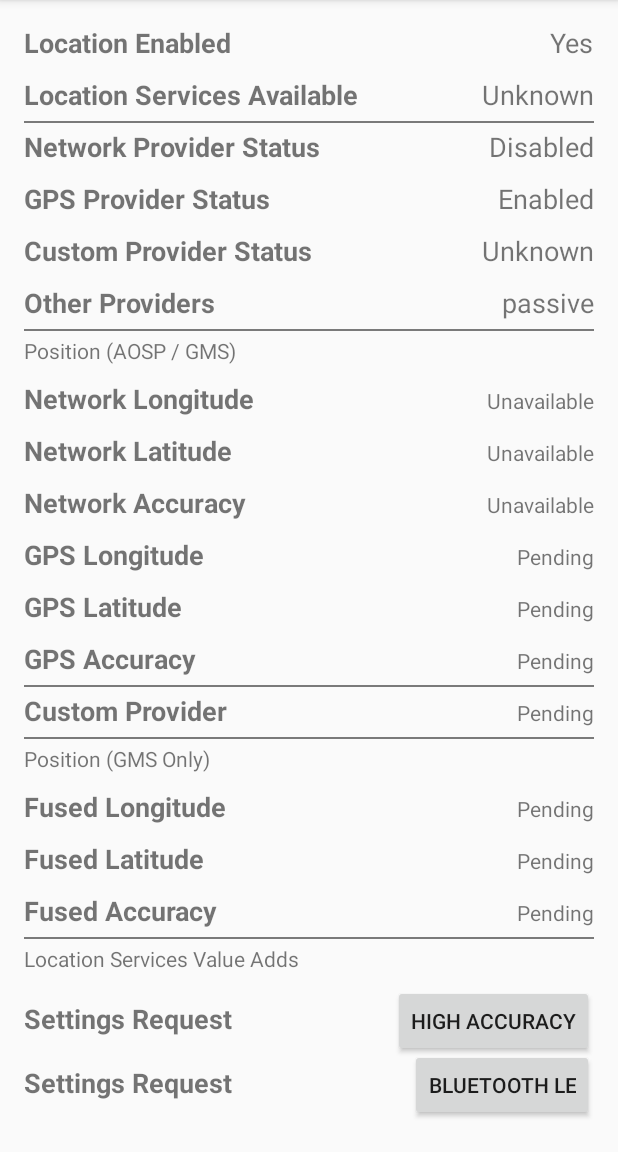
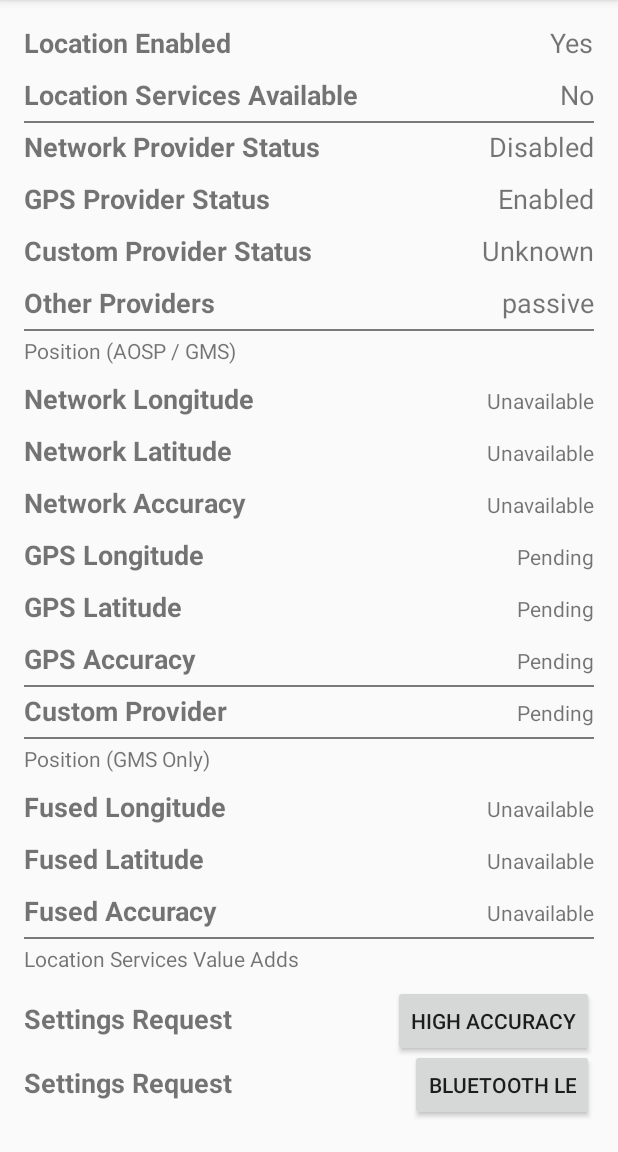
Before and after one commit to darryncampbell/Location-API-Exerciser, an Android app: the screen it shows after launch (MainActivity), after a tap on "HIGH ACCURACY", on a phone screen of 412 x 824 dp, the part 84-1236 px from its top. Run offline under Robolectric (Android 15) with nearby library versions, the phone set to English and light mode, and no system bars.

Commit message:
Some code tidying and verified on Non-GMS emulator

```diff
--- a/app/src/main/java/com/darryncampbell/locationapiexerciser/LocationManagerWrapper.java
+++ b/app/src/main/java/com/darryncampbell/locationapiexerciser/LocationManagerWrapper.java
@@ -25,6 +25,9 @@ import java.util.List;
 public class LocationManagerWrapper {
 
     public static final String TAG = "LOCATION API EXERCISER";
+    static final long TEN_SECONDS = 1000 * 10;
+    static final long TIME_BETWEEN_GPS_UPDATES = TEN_SECONDS;
+    static final long TIME_BETWEEN_NETWORK_UPDATES = TEN_SECONDS;
 
     Location gpsLocationAosp;
     Location networkLocationAosp;
@@ -36,6 +39,7 @@ public class LocationManagerWrapper {
     LocationUI ui;
     LocationListener gpsListener;
     LocationListener networkListener;
+    Boolean mStarted;
 
     public LocationManagerWrapper(LocationUI ui, Context context, String customProviderName) {
         this.ui = ui;
@@ -44,6 +48,7 @@ public class LocationManagerWrapper {
         this.customProviderName = customProviderName;
         gpsListener = null;
         networkListener = null;
+        mStarted = false;
     }
 
     public void populateUiStatus() {
@@ -130,6 +135,7 @@ public class LocationManagerWrapper {
     }
 
     public void stopAospLocation() {
+        mStarted = false;
         if (gpsListener != null) {
             if (ActivityCompat.checkSelfPermission(context, Manifest.permission.ACCESS_FINE_LOCATION) != PackageManager.PERMISSION_GRANTED && ActivityCompat.checkSelfPermission(context, Manifest.permission.ACCESS_COARSE_LOCATION) != PackageManager.PERMISSION_GRANTED) {
                 locationManager.removeUpdates(gpsListener);
@@ -155,12 +161,15 @@ public class LocationManagerWrapper {
         final TextView txtNetworkProviderStatus = (TextView) ((Activity) context).findViewById(R.id.txtNetworkProviderStatus);
         final TextView txtGPSAddress = (TextView) ((Activity) context).findViewById(R.id.txtGPSAddress);
         final TextView txtNetworkAddress = (TextView) ((Activity) context).findViewById(R.id.txtNetworkAddress);
+        if (mStarted)
+            return;
+        mStarted = true;
 
         gpsListener = new LocationListener() {
             @Override
             public void onLocationChanged(Location location) {
                 gpsLocationAosp = location;
-                ui.UpdateUIWithLocation(txtGpsLatitude, txtGpsLongitude, txtGpsAccuracy, gpsLocationAosp);
+                ui.UpdateUIWithLocation(txtGpsLatitude, txtGpsLongitude, txtGpsAccuracy, txtGPSAddress, gpsLocationAosp);
                 Log.i(TAG, "Received Location from GPS: " + location.toString());
             }
 
@@ -202,7 +211,7 @@ public class LocationManagerWrapper {
             @Override
             public void onLocationChanged(Location location) {
                 networkLocationAosp = location;
-                ui.UpdateUIWithLocation(txtNetworkLatitude, txtNetworkLongitude, txtNetworkAccuracy, networkLocationAosp);
+                ui.UpdateUIWithLocation(txtNetworkLatitude, txtNetworkLongitude, txtNetworkAccuracy, txtNetworkAddress, networkLocationAosp);
                 Log.i(TAG, "Received Location from Network: " + location.toString());
             }
 
@@ -242,28 +251,28 @@ public class LocationManagerWrapper {
             if (ActivityCompat.checkSelfPermission(context, Manifest.permission.ACCESS_FINE_LOCATION) != PackageManager.PERMISSION_GRANTED && ActivityCompat.checkSelfPermission(context, Manifest.permission.ACCESS_COARSE_LOCATION) != PackageManager.PERMISSION_GRANTED) {
                 //  Just to get rid of Eclipse warnings
             }
-            locationManager.requestLocationUpdates(LocationManager.GPS_PROVIDER, 0, 0, gpsListener);
+            locationManager.requestLocationUpdates(LocationManager.GPS_PROVIDER, TIME_BETWEEN_GPS_UPDATES, 0, gpsListener);
             Location lastGpsPosition = locationManager.getLastKnownLocation(LocationManager.GPS_PROVIDER);
             if (lastGpsPosition != null)
             {
                 gpsLocationAosp = lastGpsPosition;
-                ui.UpdateUIWithLocation(txtGpsLatitude, txtGpsLongitude, txtGpsAccuracy, gpsLocationAosp);
+                ui.UpdateUIWithLocation(txtGpsLatitude, txtGpsLongitude, txtGpsAccuracy, txtGPSAddress, gpsLocationAosp);
             }
         }
         else
-            ui.UpdateUIWithLocation(txtGpsLatitude, txtGpsLongitude, txtGpsAccuracy, null);
+            ui.UpdateUIWithLocation(txtGpsLatitude, txtGpsLongitude, txtGpsAccuracy, txtGPSAddress, null);
 
         if (locationManager.isProviderEnabled(LocationManager.NETWORK_PROVIDER))
         {
-            locationManager.requestLocationUpdates(LocationManager.NETWORK_PROVIDER, 0, 0, networkListener);
+            locationManager.requestLocationUpdates(LocationManager.NETWORK_PROVIDER, TIME_BETWEEN_NETWORK_UPDATES, 0, networkListener);
             Location lastNetworkPosition = locationManager.getLastKnownLocation(LocationManager.NETWORK_PROVIDER);
             if (lastNetworkPosition != null)
             {
                 networkLocationAosp = lastNetworkPosition;
-                ui.UpdateUIWithLocation(txtNetworkLatitude, txtNetworkLongitude, txtNetworkAccuracy, networkLocationAosp);
+                ui.UpdateUIWithLocation(txtNetworkLatitude, txtNetworkLongitude, txtNetworkAccuracy, txtNetworkAddress, networkLocationAosp);
             }
         }
         else
-            ui.UpdateUIWithLocation(txtNetworkLatitude, txtNetworkLongitude, txtNetworkAccuracy, null);
+            ui.UpdateUIWithLocation(txtNetworkLatitude, txtNetworkLongitude, txtNetworkAccuracy, txtNetworkAddress, null);
     }
 }
--- a/app/src/main/java/com/darryncampbell/locationapiexerciser/LocationServicesWrapper.java
+++ b/app/src/main/java/com/darryncampbell/locationapiexerciser/LocationServicesWrapper.java
@@ -38,6 +38,10 @@ public class LocationServicesWrapper  implements
         ConnectionCallbacks, OnConnectionFailedListener, com.google.android.gms.location.LocationListener{
 
     public static final String TAG = "LOCATION API EXERCISER";
+    static final long THIRTY_SECONDS = 1000 * 30;
+    static final long FIVE_SECONDS = 1000 * 5;
+    static final long TEN_SECONDS = 1000 * 10;
+    static final long TIME_BETWEEN_GMS_UPDATES = THIRTY_SECONDS;
 
     protected GoogleApiClient mGoogleApiClient;
     Location fusedLocation;
@@ -76,7 +80,7 @@ public class LocationServicesWrapper  implements
 
     public void onStop()
     {
-        if (mGoogleApiClient.isConnected()) {
+        if (mGoogleApiClient != null && mGoogleApiClient.isConnected()) {
             mGoogleApiClient.disconnect();
         }
     }
@@ -86,29 +90,26 @@ public class LocationServicesWrapper  implements
         Log.i(TAG, "Location Services connected");
         fusedLocation = LocationServices.FusedLocationApi.getLastLocation(mGoogleApiClient);
         if (fusedLocation != null) {
-            ui.UpdateUIApplicationServicesAvailable("Yes");
+            ui.UpdateUIApplicationServicesAvailable(true);
             ui.UpdateUIWithFusedLocation(fusedLocation);
             startGMSLocation();
         }
         else
-            ui.UpdateUIApplicationServicesAvailable("No");
+            ui.UpdateUIApplicationServicesAvailable(false);
 
         //  Start the ACtivity results
-        //  todo - tidy
         Intent intent = new Intent(context, FetchAddressIntentService.class);
-        //intent.putExtra(FetchAddressIntentService.Constants.RECEIVER, mActivityReceiver);
-        //intent.putExtra("HI3", (ResultReceiver)mActivityReceiver);
-        //intent.putExtra("HI3", "HIII");
         PendingIntent pi = PendingIntent.getService(context, 0, intent, PendingIntent.FLAG_UPDATE_CURRENT);
         ActivityRecognition.ActivityRecognitionApi.requestActivityUpdates(
                 mGoogleApiClient,
-                5000,
+                TEN_SECONDS,
                 pi);
     }
 
 
     @Override
     public void onConnectionFailed(ConnectionResult result) {
+        ui.UpdateUIApplicationServicesAvailable(false);
         Log.i(TAG, "Connection failed: ConnectionResult.getErrorCode() = " + result.getErrorCode());
     }
 
@@ -116,6 +117,7 @@ public class LocationServicesWrapper  implements
     @Override
     public void onConnectionSuspended(int cause) {
         Log.i(TAG, "Connection suspended");
+        ui.UpdateUIApplicationServicesAvailable(false);
         mGoogleApiClient.connect();
     }
 
@@ -125,12 +127,11 @@ public class LocationServicesWrapper  implements
             return;
 
         pollingGMS = true;
-        final long THIRTY_SECONDS = 1000 * 30;
-        final long FIVE_SECONDS = 1000 * 5;
+
         LocationRequest locationRequest = LocationRequest.create();
         locationRequest.setPriority(LocationRequest.PRIORITY_HIGH_ACCURACY);
-        locationRequest.setInterval(THIRTY_SECONDS);
-        locationRequest.setFastestInterval(FIVE_SECONDS);
+        locationRequest.setInterval(TIME_BETWEEN_GMS_UPDATES);
+        locationRequest.setFastestInterval(TEN_SECONDS);
         LocationServices.FusedLocationApi.requestLocationUpdates(mGoogleApiClient, locationRequest, this);
     }
 
@@ -144,11 +145,15 @@ public class LocationServicesWrapper  implements
 
     public void GetLocationSettings(final Activity theActivity, Boolean needBle)
     {
-        //  todo pass as parameters
-        //  todo return
+        //  Check we are conneted to Google location services
+        if (!mGoogleApiClient.isConnected())
+        {
+            Toast.makeText(theActivity, "Not connected to Google Location Services", Toast.LENGTH_SHORT).show();
+            return;
+        }
         LocationRequest mLocationRequest = new LocationRequest();
-        mLocationRequest.setInterval(10000);
-        mLocationRequest.setFastestInterval(5000);
+        mLocationRequest.setInterval(TEN_SECONDS);
+        mLocationRequest.setFastestInterval(FIVE_SECONDS);
         mLocationRequest.setPriority(LocationRequest.PRIORITY_HIGH_ACCURACY);
 
         LocationSettingsRequest.Builder builder = new LocationSettingsRequest.Builder()
@@ -162,11 +167,9 @@ public class LocationServicesWrapper  implements
             @Override
             public void onResult(LocationSettingsResult locationSettingsResult) {
                 final Status status = locationSettingsResult.getStatus();
-//                  final LocationSettingsStates = locationSettingsResult.getLocationSettingsStates();
                 switch (status.getStatusCode()) {
                     case LocationSettingsStatusCodes.SUCCESS:
-                        // All location settings are satisfied. The client can
-                        // initialize location requests here.
+                        // All location settings are satisfied. The client can initialize location requests.
                         Toast.makeText(theActivity, "Location Settings CORRECT", Toast.LENGTH_SHORT).show();
                         Log.i(TAG, "Location Settings returned Success");
                         break;
@@ -176,10 +179,10 @@ public class LocationServicesWrapper  implements
                         try {
                             // Show the dialog by calling startResolutionForResult(),
                             // and check the result in onActivityResult().
-                            Toast.makeText(theActivity, "Need additional permissions", Toast.LENGTH_LONG).show();
+                            Toast.makeText(theActivity, "Need additional permissions", Toast.LENGTH_SHORT).show();
                             status.startResolutionForResult(
                                     theActivity,
-                                    1);
+                                    MainActivity.LOCATION_SETTINGS_PERMISSION_REQUEST);
                         } catch (IntentSender.SendIntentException e) {
                             // Ignore the error.
                         }
--- a/app/src/main/java/com/darryncampbell/locationapiexerciser/LocationUI.java
+++ b/app/src/main/java/com/darryncampbell/locationapiexerciser/LocationUI.java
@@ -10,9 +10,8 @@ import android.widget.TextView;
 
 public abstract interface LocationUI {
     public void UpdateUIWithFusedLocation(Location location);
-    public void UpdateUIWithLocation(TextView latitude, TextView longitude, TextView accuracy, Location theLocation);
-    public void UpdateUIApplicationServicesAvailable(String isAvailable);
+    public void UpdateUIWithLocation(TextView latitude, TextView longitude, TextView accuracy, TextView address, Location theLocation);
+    public void UpdateUIApplicationServicesAvailable(Boolean isAvailable);
 
-    //todo
     public void convertLocationToAddress(Location location);
 }
--- a/app/src/main/java/com/darryncampbell/locationapiexerciser/MainActivity.java
+++ b/app/src/main/java/com/darryncampbell/locationapiexerciser/MainActivity.java
@@ -1,6 +1,7 @@
 package com.darryncampbell.locationapiexerciser;
 
 import android.Manifest;
+import android.app.Activity;
 import android.content.BroadcastReceiver;
 import android.content.Context;
 import android.content.Intent;
@@ -31,6 +32,7 @@ import static com.darryncampbell.locationapiexerciser.R.styleable.View;
 public class MainActivity extends AppCompatActivity implements LocationUI {
 
     public static final String TAG = "LOCATION API EXERCISER";
+    public static final int LOCATION_SETTINGS_PERMISSION_REQUEST = 1;
     boolean locationPermission = false;
     String customProviderName;
     Location customLocation;
@@ -63,20 +65,9 @@ public class MainActivity extends AppCompatActivity implements LocationUI {
             }
         });
 
-        Intent startIntent = getIntent();
-        if (startIntent.hasExtra("ACTIVITY_TEXT"))
-        {
-            //  todo make ACTIVYTEXT a constant
-            //  todo update the UI in a separate method
-            TextView activityText = (TextView)findViewById(R.id.txtActivityRecognition);
-            activityText.setText(startIntent.getStringExtra("ACTIVITY_TEXT"));
-        }
-
+        //  Register the broadcast receiver for activity recognition
         IntentFilter filter = new IntentFilter();
-        filter.addAction("com.darryncampbell.locationapiexerciser.ACTIVITY");
-        //  Whilst we're here also register to receive broadcasts via DataWedge scanning
-//        filter.addAction(getResources().getString(R.string.activity_intent_filter_action));
-//        filter.addAction(getResources().getString(R.string.activity_action_from_service));
+        filter.addAction(this.getResources().getString(R.string.Activity_Broadcast_Action));
         registerReceiver(myBroadcastReceiver, filter);
 
 //        FloatingActionButton fab = (FloatingActionButton) findViewById(R.id.fab);
@@ -88,6 +79,25 @@ public class MainActivity extends AppCompatActivity implements LocationUI {
 //            }
 //        });
 
+    }
+
+    @Override
+    protected void onActivityResult(int requestCode, int resultCode, Intent data)
+    {
+        super.onActivityResult(requestCode, resultCode, data);
+        if (requestCode == LOCATION_SETTINGS_PERMISSION_REQUEST)
+        {
+            switch (resultCode) {
+                case Activity.RESULT_OK:
+                    Log.i(TAG, "User agreed to make required location settings changes.");
+                    Toast.makeText(this, "User agreed to change location settings", Toast.LENGTH_LONG).show();
+                    break;
+                case Activity.RESULT_CANCELED:
+                    Log.i(TAG, "User chose not to make required location settings changes.");
+                    Toast.makeText(this, "User did NOT agree to change location settings", Toast.LENGTH_LONG).show();
+                    break;
+            }
+        }
     }
 
 
@@ -182,17 +192,18 @@ public class MainActivity extends AppCompatActivity implements LocationUI {
         final TextView txtFusedLatitude = (TextView) findViewById(R.id.txtFusedLatitude);
         final TextView txtFusedLongitude = (TextView) findViewById(R.id.txtFusedLongitude);
         final TextView txtFusedAccuracy = (TextView) findViewById(R.id.txtFusedAccuracy);
-        UpdateUIWithLocation(txtFusedLatitude, txtFusedLongitude, txtFusedAccuracy, location);
-        convertLocationToAddress(location);
+        final TextView txtFusedAddress = (TextView) findViewById(R.id.txtFusedAddress);
+        UpdateUIWithLocation(txtFusedLatitude, txtFusedLongitude, txtFusedAccuracy, txtFusedAddress, location);
     }
 
-    public void UpdateUIWithLocation(TextView latitude, TextView longitude, TextView accuracy, Location theLocation)
+    public void UpdateUIWithLocation(TextView latitude, TextView longitude, TextView accuracy, TextView address, Location theLocation)
     {
         if (theLocation == null)
         {
             latitude.setText("Unavailable");
             longitude.setText("Unavailable");
             accuracy.setText("Unavailable");
+            address.setText("Unavailable");
         }
         else
         {
@@ -203,12 +214,19 @@ public class MainActivity extends AppCompatActivity implements LocationUI {
         }
     }
 
-    public void UpdateUIApplicationServicesAvailable(String isAvailable) {
+    public void UpdateUIApplicationServicesAvailable(Boolean isAvailable) {
         TextView txtLocationServicesAvailable = (TextView) findViewById(R.id.txtlocationServicesAvailable);
-        TextView txtFusedAddress = (TextView) findViewById(R.id.txtFusedAddress);
-        txtLocationServicesAvailable.setText(isAvailable);
-        if (isAvailable.equalsIgnoreCase("no"))
-            txtFusedAddress.setText("Services Disabled");
+        if (isAvailable)
+        {
+            txtLocationServicesAvailable.setText("Yes");
+        }
+        else
+        {
+            txtLocationServicesAvailable.setText("No");
+            UpdateUIWithFusedLocation(null);
+            TextView activityRecognitionTxt = (TextView)findViewById(R.id.txtActivityRecognition);
+            activityRecognitionTxt.setText("No Location Services");
+        }
     }
 
     public void convertLocationToAddress(Location location) {
@@ -251,53 +269,16 @@ public class MainActivity extends AppCompatActivity implements LocationUI {
                 //  Unrecognised source
                 Log.e(TAG, "Unrecognised provider");
             }
-            //todo
-            //displayAddressOutput();
         }
     }
 
+    //  Broadcast receiver for the address
     private BroadcastReceiver myBroadcastReceiver = new BroadcastReceiver() {
         @Override
         public void onReceive(Context context, Intent intent) {
-            String action = intent.getAction();
-            //  todo correct logic here
-            Log.e(TAG, "Hello");
-/*            if (action.equals(ACTION_ENUMERATEDLISET)) {
-                Bundle b = intent.getExtras();
-                for (String key : b.keySet())
-                {
-                    //  Note, documentation for key was wrong for this.  I will get that fixed
-                    Log.v(LOG_TAG, key);
-                }
-                String[] scanner_list = b.getStringArray(KEY_ENUMERATEDSCANNERLIST);
-                String userFriendlyScanners = "";
-                for (int i = 0; i < scanner_list.length; i++)
-                {
-                    userFriendlyScanners += "{" + scanner_list[i] + "} ";
-                }
-                Toast.makeText(getApplicationContext(), userFriendlyScanners, Toast.LENGTH_LONG).show();
-            }
-            else if (action.equals(getResources().getString(R.string.activity_intent_filter_action)))
-            {
-                try {
-                    displayScanResult(intent, "via Broadcast");
-                }
-                catch (Exception e)
-                {
-                    //  Catch if the UI does not exist when we receive the broadcast... this is not designed to be a production app
-                }
-            }
-            else if (action.equals(getResources().getString(R.string.activity_action_from_service)))
-            {
-                try {
-                    displayScanResult(intent, "via Service");
-                }
-                catch (Exception e)
-                {
-                    //  Catch if the UI does not exist when we receive the broadcast... this is not designed to be a production app
-                }
-            }
-*/
+            String actionText = intent.getStringExtra(getResources().getString(R.string.Activity_Recognition_Action_Text));
+            TextView activityRecognitionTxt = (TextView)findViewById(R.id.txtActivityRecognition);
+            activityRecognitionTxt.setText(actionText);
         }
     };
 
--- a/app/src/main/res/values/strings.xml
+++ b/app/src/main/res/values/strings.xml
@@ -5,6 +5,8 @@
     <string name="invalid_lat_long_used">invalid lat / long</string>
     <string name="no_address_found">NO location found</string>
     <string name="address_found">Geocode location found</string>
+
+    <!--  Constraints -->
 
     <!-- Activity detection strings -->
     <string name="in_vehicle">In a vehicle</string>
@@ -16,4 +18,6 @@
     <string name="unknown">Unknown activity</string>
     <string name="walking">Walking</string>
     <string name="unidentifiable_activity">Unidentifiable activity: %1$d</string>
+    <string name="Activity_Broadcast_Action">com.darryncampbell.locationapiexerciser.ACTIVITY</string>
+    <string name="Activity_Recognition_Action_Text">ACTIVITY_TEXT</string>
 </resources>
```
Also changed, not shown: app/src/main/java/com/darryncampbell/locationapiexerciser/FetchAddressIntentService.java (+9 -12 lines).
